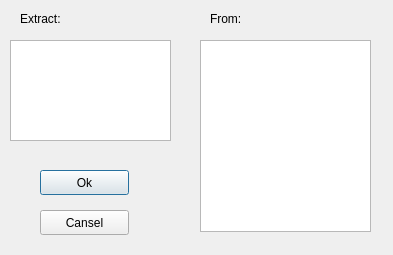
Above: configwindow.ui from dark-0ne/Log-Extractor before the change. Below: the same form after it.
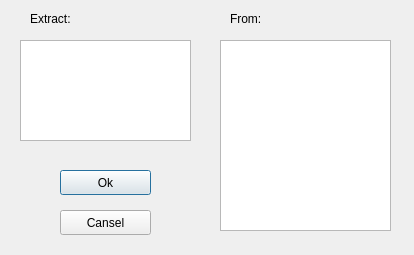
That is the form after the change.

```diff
--- a/configwindow.ui
+++ b/configwindow.ui
@@ -6,39 +6,19 @@
    <rect>
     <x>0</x>
     <y>0</y>
-    <width>393</width>
+    <width>414</width>
     <height>255</height>
    </rect>
   </property>
   <property name="windowTitle">
    <string>Dialog</string>
   </property>
-  <widget class="QListView" name="extractListView">
-   <property name="geometry">
-    <rect>
-     <x>10</x>
-     <y>40</y>
-     <width>161</width>
-     <height>101</height>
-    </rect>
-   </property>
-  </widget>
-  <widget class="QListView" name="fromListView">
-   <property name="geometry">
-    <rect>
-     <x>200</x>
-     <y>40</y>
-     <width>171</width>
-     <height>192</height>
-    </rect>
-   </property>
-  </widget>
   <widget class="QPushButton" name="okButton">
    <property name="geometry">
     <rect>
-     <x>40</x>
+     <x>60</x>
      <y>170</y>
-     <width>89</width>
+     <width>91</width>
      <height>25</height>
     </rect>
    </property>
@@ -49,9 +29,9 @@
   <widget class="QPushButton" name="canselButton">
    <property name="geometry">
     <rect>
-     <x>40</x>
+     <x>60</x>
      <y>210</y>
-     <width>89</width>
+     <width>91</width>
      <height>25</height>
     </rect>
    </property>
@@ -62,7 +42,7 @@
   <widget class="QLabel" name="extractLabel">
    <property name="geometry">
     <rect>
-     <x>20</x>
+     <x>30</x>
      <y>10</y>
      <width>67</width>
      <height>17</height>
@@ -75,7 +55,7 @@
   <widget class="QLabel" name="fromLabel">
    <property name="geometry">
     <rect>
-     <x>210</x>
+     <x>230</x>
      <y>10</y>
      <width>67</width>
      <height>17</height>
@@ -85,6 +65,26 @@
     <string>From:</string>
    </property>
   </widget>
+  <widget class="QListWidget" name="extractListWidget">
+   <property name="geometry">
+    <rect>
+     <x>20</x>
+     <y>40</y>
+     <width>171</width>
+     <height>101</height>
+    </rect>
+   </property>
+  </widget>
+  <widget class="QListWidget" name="fromListWidget">
+   <property name="geometry">
+    <rect>
+     <x>220</x>
+     <y>40</y>
+     <width>171</width>
+     <height>191</height>
+    </rect>
+   </property>
+  </widget>
  </widget>
  <resources/>
  <connections/>
```
